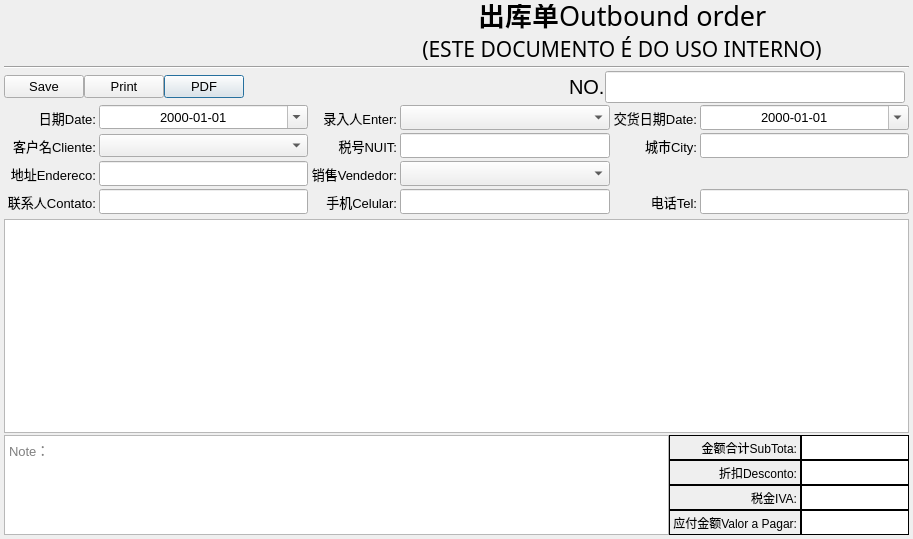
Old version of the form Ui/FormOutboundOrder.ui in the repository golden7602/zion.
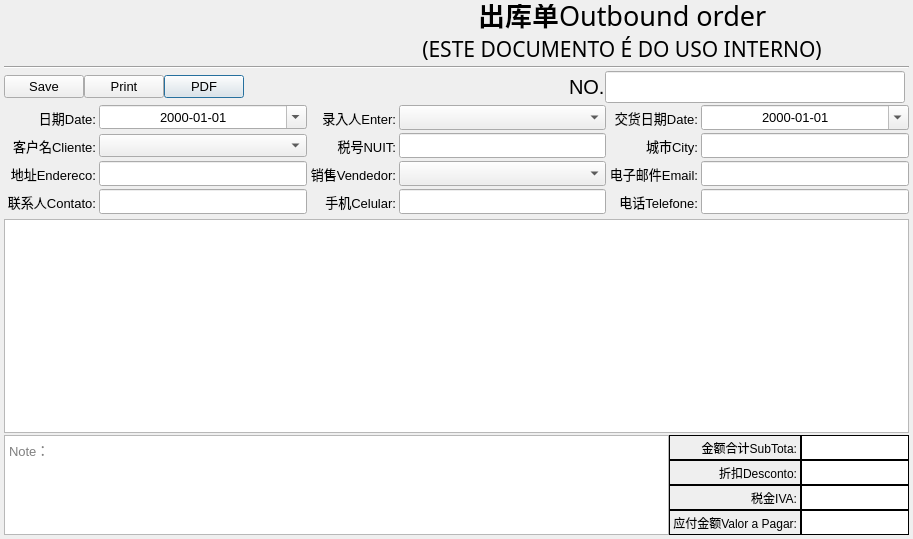
New version of the form. Icons and pictures are not drawn.

Diff of the .ui file:
```diff
--- a/Ui/FormOutboundOrder.ui
+++ b/Ui/FormOutboundOrder.ui
@@ -481,47 +481,6 @@
        </property>
       </widget>
      </item>
-     <item row="3" column="5">
-      <widget class="QLabel" name="label_12">
-       <property name="minimumSize">
-        <size>
-         <width>0</width>
-         <height>25</height>
-        </size>
-       </property>
-       <property name="sizeIncrement">
-        <size>
-         <width>0</width>
-         <height>25</height>
-        </size>
-       </property>
-       <property name="text">
-        <string>电话Tel:</string>
-       </property>
-       <property name="alignment">
-        <set>Qt::AlignRight|Qt::AlignTrailing|Qt::AlignVCenter</set>
-       </property>
-      </widget>
-     </item>
-     <item row="3" column="6">
-      <widget class="QLineEdit" name="fTelefone">
-       <property name="minimumSize">
-        <size>
-         <width>0</width>
-         <height>25</height>
-        </size>
-       </property>
-       <property name="sizeIncrement">
-        <size>
-         <width>0</width>
-         <height>25</height>
-        </size>
-       </property>
-       <property name="clearButtonEnabled">
-        <bool>true</bool>
-       </property>
-      </widget>
-     </item>
      <item row="0" column="5">
       <widget class="QLabel" name="label_4">
        <property name="minimumSize">
@@ -789,6 +748,67 @@
        </property>
       </widget>
      </item>
+     <item row="2" column="5">
+      <widget class="QLabel" name="label_12">
+       <property name="minimumSize">
+        <size>
+         <width>0</width>
+         <height>25</height>
+        </size>
+       </property>
+       <property name="sizeIncrement">
+        <size>
+         <width>0</width>
+         <height>25</height>
+        </size>
+       </property>
+       <property name="text">
+        <string>电子邮件Email:</string>
+       </property>
+       <property name="alignment">
+        <set>Qt::AlignRight|Qt::AlignTrailing|Qt::AlignVCenter</set>
+       </property>
+      </widget>
+     </item>
+     <item row="2" column="6">
+      <widget class="QLineEdit" name="fEmail">
+       <property name="minimumSize">
+        <size>
+         <width>0</width>
+         <height>25</height>
+        </size>
+       </property>
+       <property name="sizeIncrement">
+        <size>
+         <width>0</width>
+         <height>25</height>
+        </size>
+       </property>
+       <property name="clearButtonEnabled">
+        <bool>true</bool>
+       </property>
+      </widget>
+     </item>
+     <item row="3" column="5">
+      <widget class="QLabel" name="label_16">
+       <property name="text">
+        <string>电话Telefone:</string>
+       </property>
+       <property name="alignment">
+        <set>Qt::AlignRight|Qt::AlignTrailing|Qt::AlignVCenter</set>
+       </property>
+      </widget>
+     </item>
+     <item row="3" column="6">
+      <widget class="QLineEdit" name="fTelefone">
+       <property name="minimumSize">
+        <size>
+         <width>0</width>
+         <height>25</height>
+        </size>
+       </property>
+      </widget>
+     </item>
     </layout>
    </item>
    <item>
```
Left out of the diff: 1 changed line with no effect on the pictures.
